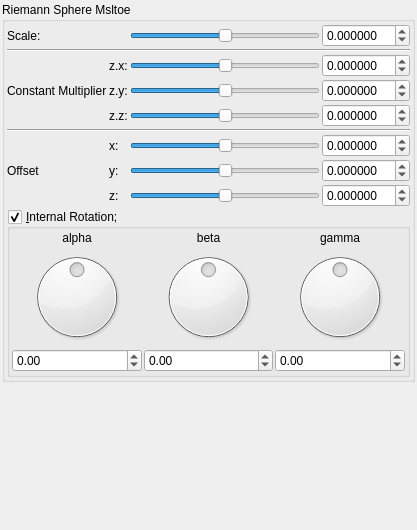
Old version of the form mandelbulber2/qt_data/fractal_riemann_sphere_msltoe.ui in the repository buddhi1980/mandelbulber2.
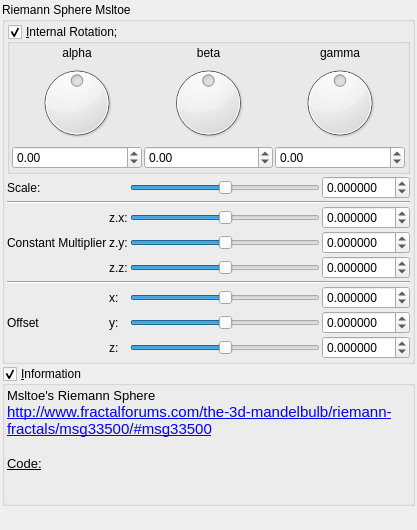
New version of the form. Custom widgets are drawn as their Qt base class.

Commit message:
Updating riemann sphere
still got a problem with it

Diff of the .ui file:
```diff
--- a/mandelbulber2/qt_data/fractal_riemann_sphere_msltoe.ui
+++ b/mandelbulber2/qt_data/fractal_riemann_sphere_msltoe.ui
@@ -61,71 +61,50 @@
         <property name="spacing">
          <number>2</number>
         </property>
-        <item row="3" column="1">
-         <widget class="QLabel" name="label_108">
+        <item row="8" column="4">
+         <widget class="MyDoubleSpinBox" name="spinbox3_transf_addition_constant_y">
+          <property name="sizePolicy">
+           <sizepolicy hsizetype="Minimum" vsizetype="Maximum">
+            <horstretch>0</horstretch>
+            <verstretch>0</verstretch>
+           </sizepolicy>
+          </property>
+          <property name="prefix">
+           <string/>
+          </property>
+          <property name="suffix">
+           <string/>
+          </property>
+          <property name="decimals">
+           <number>6</number>
+          </property>
+          <property name="minimum">
+           <double>-99.989999999999995</double>
+          </property>
+          <property name="maximum">
+           <double>99.989999999999995</double>
+          </property>
+          <property name="singleStep">
+           <double>0.100000000000000</double>
+          </property>
+         </widget>
+        </item>
+        <item row="6" column="1" colspan="4">
+         <widget class="Line" name="line_53">
+          <property name="orientation">
+           <enum>Qt::Horizontal</enum>
+          </property>
+         </widget>
+        </item>
+        <item row="8" column="2">
+         <widget class="QLabel" name="label_113">
           <property name="text">
-           <string>Constant Multiplier</string>
+           <string>y:</string>
           </property>
          </widget>
         </item>
-        <item row="2" column="4">
-         <widget class="MyDoubleSpinBox" name="spinbox3_transf_constant_multiplier_221_x">
-          <property name="sizePolicy">
-           <sizepolicy hsizetype="Minimum" vsizetype="Maximum">
-            <horstretch>0</horstretch>
-            <verstretch>0</verstretch>
-           </sizepolicy>
-          </property>
-          <property name="prefix">
-           <string/>
-          </property>
-          <property name="suffix">
-           <string/>
-          </property>
-          <property name="decimals">
-           <number>6</number>
-          </property>
-          <property name="minimum">
-           <double>-99.989999999999995</double>
-          </property>
-          <property name="maximum">
-           <double>99.989999999999995</double>
-          </property>
-          <property name="singleStep">
-           <double>0.100000000000000</double>
-          </property>
-         </widget>
-        </item>
-        <item row="3" column="4">
-         <widget class="MyDoubleSpinBox" name="spinbox3_transf_constant_multiplier_221_y">
-          <property name="sizePolicy">
-           <sizepolicy hsizetype="Minimum" vsizetype="Maximum">
-            <horstretch>0</horstretch>
-            <verstretch>0</verstretch>
-           </sizepolicy>
-          </property>
-          <property name="prefix">
-           <string/>
-          </property>
-          <property name="suffix">
-           <string/>
-          </property>
-          <property name="decimals">
-           <number>6</number>
-          </property>
-          <property name="minimum">
-           <double>-99.989999999999995</double>
-          </property>
-          <property name="maximum">
-           <double>99.989999999999995</double>
-          </property>
-          <property name="singleStep">
-           <double>0.100000000000000</double>
-          </property>
-         </widget>
-        </item>
-        <item row="4" column="3">
-         <widget class="QSlider" name="slider3_transf_constant_multiplier_221_z">
+        <item row="9" column="3">
+         <widget class="QSlider" name="slider3_transf_addition_constant_z">
           <property name="sizePolicy">
            <sizepolicy hsizetype="Expanding" vsizetype="Maximum">
             <horstretch>0</horstretch>
@@ -133,31 +112,57 @@
            </sizepolicy>
           </property>
           <property name="minimum">
-           <number>-10000000</number>
+           <number>-5000000</number>
           </property>
           <property name="maximum">
-           <number>10000000</number>
+           <number>5000000</number>
           </property>
-          <property name="value">
-           <number>0</number>
+          <property name="singleStep">
+           <number>1</number>
           </property>
-          <property name="sliderPosition">
-           <number>0</number>
+          <property name="orientation">
+           <enum>Qt::Horizontal</enum>
           </property>
+         </widget>
+        </item>
+        <item row="1" column="3">
+         <widget class="QSlider" name="slider_transf_scale">
+          <property name="sizePolicy">
+           <sizepolicy hsizetype="Preferred" vsizetype="Preferred">
+            <horstretch>0</horstretch>
+            <verstretch>0</verstretch>
+           </sizepolicy>
+          </property>
+          <property name="minimum">
+           <number>-5000000</number>
+          </property>
+          <property name="maximum">
+           <number>5000000</number>
+          </property>
+          <property name="singleStep">
+           <number>1</number>
+          </property>
           <property name="orientation">
            <enum>Qt::Horizontal</enum>
           </property>
          </widget>
         </item>
-        <item row="4" column="2">
-         <widget class="QLabel" name="label_111">
+        <item row="7" column="2">
+         <widget class="QLabel" name="label_112">
           <property name="text">
-           <string>z.z:</string>
+           <string>x:</string>
+          </property>
+         </widget>
+        </item>
+        <item row="9" column="2">
+         <widget class="QLabel" name="label_114">
+          <property name="text">
+           <string>z:</string>
           </property>
          </widget>
         </item>
         <item row="4" column="4">
-         <widget class="MyDoubleSpinBox" name="spinbox3_transf_constant_multiplier_221_z">
+         <widget class="MyDoubleSpinBox" name="spinbox3_transf_constant_multiplier_221_y">
           <property name="sizePolicy">
            <sizepolicy hsizetype="Minimum" vsizetype="Maximum">
             <horstretch>0</horstretch>
@@ -184,14 +189,99 @@
           </property>
          </widget>
         </item>
-        <item row="7" column="1">
+        <item row="2" column="1" colspan="4">
+         <widget class="Line" name="line_55">
+          <property name="orientation">
+           <enum>Qt::Horizontal</enum>
+          </property>
+         </widget>
+        </item>
+        <item row="9" column="4">
+         <widget class="MyDoubleSpinBox" name="spinbox3_transf_addition_constant_z">
+          <property name="sizePolicy">
+           <sizepolicy hsizetype="Minimum" vsizetype="Maximum">
+            <horstretch>0</horstretch>
+            <verstretch>0</verstretch>
+           </sizepolicy>
+          </property>
+          <property name="prefix">
+           <string/>
+          </property>
+          <property name="suffix">
+           <string/>
+          </property>
+          <property name="decimals">
+           <number>6</number>
+          </property>
+          <property name="minimum">
+           <double>-99.989999999999995</double>
+          </property>
+          <property name="maximum">
+           <double>99.989999999999995</double>
+          </property>
+          <property name="singleStep">
+           <double>0.100000000000000</double>
+          </property>
+         </widget>
+        </item>
+        <item row="8" column="1">
          <widget class="QLabel" name="label_255">
           <property name="text">
            <string>Offset</string>
           </property>
          </widget>
         </item>
-        <item row="0" column="4">
+        <item row="3" column="3">
+         <widget class="QSlider" name="slider3_transf_constant_multiplier_221_x">
+          <property name="sizePolicy">
+           <sizepolicy hsizetype="Expanding" vsizetype="Maximum">
+            <horstretch>0</horstretch>
+            <verstretch>0</verstretch>
+           </sizepolicy>
+          </property>
+          <property name="minimum">
+           <number>-10000000</number>
+          </property>
+          <property name="maximum">
+           <number>10000000</number>
+          </property>
+          <property name="value">
+           <number>0</number>
+          </property>
+          <property name="sliderPosition">
+           <number>0</number>
+          </property>
+          <property name="orientation">
+           <enum>Qt::Horizontal</enum>
+          </property>
+         </widget>
+        </item>
+        <item row="5" column="3">
+         <widget class="QSlider" name="slider3_transf_constant_multiplier_221_z">
+          <property name="sizePolicy">
+           <sizepolicy hsizetype="Expanding" vsizetype="Maximum">
+            <horstretch>0</horstretch>
+            <verstretch>0</verstretch>
+           </sizepolicy>
+          </property>
+          <property name="minimum">
+           <number>-10000000</number>
+          </property>
+          <property name="maximum">
+           <number>10000000</number>
+          </property>
+          <property name="value">
+           <number>0</number>
+          </property>
+          <property name="sliderPosition">
+           <number>0</number>
+          </property>
+          <property name="orientation">
+           <enum>Qt::Horizontal</enum>
+          </property>
+         </widget>
+        </item>
+        <item row="1" column="4">
          <widget class="MyDoubleSpinBox" name="spinbox_transf_scale">
           <property name="sizePolicy">
            <sizepolicy hsizetype="Minimum" vsizetype="Maximum">
@@ -219,16 +309,135 @@
           </property>
          </widget>
         </item>
-        <item row="8" column="1">
-         <widget class="QLabel" name="label_257">
+        <item row="7" column="3">
+         <widget class="QSlider" name="slider3_transf_addition_constant_x">
+          <property name="sizePolicy">
+           <sizepolicy hsizetype="Preferred" vsizetype="Preferred">
+            <horstretch>0</horstretch>
+            <verstretch>0</verstretch>
+           </sizepolicy>
+          </property>
+          <property name="minimum">
+           <number>-5000000</number>
+          </property>
+          <property name="maximum">
+           <number>5000000</number>
+          </property>
+          <property name="singleStep">
+           <number>1</number>
+          </property>
+          <property name="orientation">
+           <enum>Qt::Horizontal</enum>
+          </property>
+         </widget>
+        </item>
+        <item row="1" column="1">
+         <widget class="QLabel" name="label_251">
           <property name="text">
+           <string>Scale:</string>
+          </property>
+         </widget>
+        </item>
+        <item row="8" column="3">
+         <widget class="QSlider" name="slider3_transf_addition_constant_y">
+          <property name="sizePolicy">
+           <sizepolicy hsizetype="Expanding" vsizetype="Maximum">
+            <horstretch>0</horstretch>
+            <verstretch>0</verstretch>
+           </sizepolicy>
+          </property>
+          <property name="minimum">
+           <number>-5000000</number>
+          </property>
+          <property name="maximum">
+           <number>5000000</number>
+          </property>
+          <property name="singleStep">
+           <number>1</number>
+          </property>
+          <property name="orientation">
+           <enum>Qt::Horizontal</enum>
+          </property>
+         </widget>
+        </item>
+        <item row="3" column="2">
+         <widget class="QLabel" name="label_109">
+          <property name="text">
+           <string>z.x:</string>
+          </property>
+         </widget>
+        </item>
+        <item row="3" column="4">
+         <widget class="MyDoubleSpinBox" name="spinbox3_transf_constant_multiplier_221_x">
+          <property name="sizePolicy">
+           <sizepolicy hsizetype="Minimum" vsizetype="Maximum">
+            <horstretch>0</horstretch>
+            <verstretch>0</verstretch>
+           </sizepolicy>
+          </property>
+          <property name="prefix">
            <string/>
           </property>
+          <property name="suffix">
+           <string/>
+          </property>
+          <property name="decimals">
+           <number>6</number>
+          </property>
+          <property name="minimum">
+           <double>-99.989999999999995</double>
+          </property>
+          <property name="maximum">
+           <double>99.989999999999995</double>
+          </property>
+          <property name="singleStep">
+           <double>0.100000000000000</double>
+          </property>
          </widget>
         </item>
-        <item row="9" column="1" colspan="4">
-         <layout class="QGridLayout" name="gridLayout_2">
-          <item row="0" column="0">
+        <item row="4" column="1">
+         <widget class="QLabel" name="label_108">
+          <property name="text">
+           <string>Constant Multiplier</string>
+          </property>
+         </widget>
+        </item>
+        <item row="5" column="2">
+         <widget class="QLabel" name="label_111">
+          <property name="text">
+           <string>z.z:</string>
+          </property>
+         </widget>
+        </item>
+        <item row="7" column="4">
+         <widget class="MyDoubleSpinBox" name="spinbox3_transf_addition_constant_x">
+          <property name="sizePolicy">
+           <sizepolicy hsizetype="Minimum" vsizetype="Maximum">
+            <horstretch>0</horstretch>
+            <verstretch>0</verstretch>
+           </sizepolicy>
+          </property>
+          <property name="prefix">
+           <string/>
+          </property>
+          <property name="suffix">
+           <string/>
+          </property>
+          <property name="decimals">
+           <number>6</number>
+          </property>
+          <property name="minimum">
+           <double>-99.989999999999995</double>
+          </property>
+          <property name="maximum">
+           <double>99.989999999999995</double>
+          </property>
+          <property name="singleStep">
+           <double>0.100000000000000</double>
+          </property>
+         </widget>
+        </item>
+        <item row="0" column="1" colspan="4">
            <widget class="MyGroupBox" name="groupCheck_transf_rotation_enabled">
             <property name="title">
              <string>&amp;Internal Rotation; </string>
@@ -415,189 +624,8 @@
             </layout>
            </widget>
           </item>
-         </layout>
-        </item>
-        <item row="7" column="4">
-         <widget class="MyDoubleSpinBox" name="spinbox3_transf_addition_constant_y">
-          <property name="sizePolicy">
-           <sizepolicy hsizetype="Minimum" vsizetype="Maximum">
-            <horstretch>0</horstretch>
-            <verstretch>0</verstretch>
-           </sizepolicy>
-          </property>
-          <property name="prefix">
-           <string/>
-          </property>
-          <property name="suffix">
-           <string/>
-          </property>
-          <property name="decimals">
-           <number>6</number>
-          </property>
-          <property name="minimum">
-           <double>-99.989999999999995</double>
-          </property>
-          <property name="maximum">
-           <double>99.989999999999995</double>
-          </property>
-          <property name="singleStep">
-           <double>0.100000000000000</double>
-          </property>
-         </widget>
-        </item>
-        <item row="6" column="4">
-         <widget class="MyDoubleSpinBox" name="spinbox3_transf_addition_constant_x">
-          <property name="sizePolicy">
-           <sizepolicy hsizetype="Minimum" vsizetype="Maximum">
-            <horstretch>0</horstretch>
-            <verstretch>0</verstretch>
-           </sizepolicy>
-          </property>
-          <property name="prefix">
-           <string/>
-          </property>
-          <property name="suffix">
-           <string/>
-          </property>
-          <property name="decimals">
-           <number>6</number>
-          </property>
-          <property name="minimum">
-           <double>-99.989999999999995</double>
-          </property>
-          <property name="maximum">
-           <double>99.989999999999995</double>
-          </property>
-          <property name="singleStep">
-           <double>0.100000000000000</double>
-          </property>
-         </widget>
-        </item>
-        <item row="0" column="1">
-         <widget class="QLabel" name="label_251">
-          <property name="text">
-           <string>Scale:</string>
-          </property>
-         </widget>
-        </item>
-        <item row="7" column="3">
-         <widget class="QSlider" name="slider3_transf_addition_constant_y">
-          <property name="sizePolicy">
-           <sizepolicy hsizetype="Expanding" vsizetype="Maximum">
-            <horstretch>0</horstretch>
-            <verstretch>0</verstretch>
-           </sizepolicy>
-          </property>
-          <property name="minimum">
-           <number>-5000000</number>
-          </property>
-          <property name="maximum">
-           <number>5000000</number>
-          </property>
-          <property name="singleStep">
-           <number>1</number>
-          </property>
-          <property name="orientation">
-           <enum>Qt::Horizontal</enum>
-          </property>
-         </widget>
-        </item>
-        <item row="0" column="3">
-         <widget class="QSlider" name="slider_transf_scale">
-          <property name="sizePolicy">
-           <sizepolicy hsizetype="Preferred" vsizetype="Preferred">
-            <horstretch>0</horstretch>
-            <verstretch>0</verstretch>
-           </sizepolicy>
-          </property>
-          <property name="minimum">
-           <number>-5000000</number>
-          </property>
-          <property name="maximum">
-           <number>5000000</number>
-          </property>
-          <property name="singleStep">
-           <number>1</number>
-          </property>
-          <property name="orientation">
-           <enum>Qt::Horizontal</enum>
-          </property>
-         </widget>
-        </item>
-        <item row="8" column="4">
-         <widget class="MyDoubleSpinBox" name="spinbox3_transf_addition_constant_z">
-          <property name="sizePolicy">
-           <sizepolicy hsizetype="Minimum" vsizetype="Maximum">
-            <horstretch>0</horstretch>
-            <verstretch>0</verstretch>
-           </sizepolicy>
-          </property>
-          <property name="prefix">
-           <string/>
-          </property>
-          <property name="suffix">
-           <string/>
-          </property>
-          <property name="decimals">
-           <number>6</number>
-          </property>
-          <property name="minimum">
-           <double>-99.989999999999995</double>
-          </property>
-          <property name="maximum">
-           <double>99.989999999999995</double>
-          </property>
-          <property name="singleStep">
-           <double>0.100000000000000</double>
-          </property>
-         </widget>
-        </item>
-        <item row="6" column="3">
-         <widget class="QSlider" name="slider3_transf_addition_constant_x">
-          <property name="sizePolicy">
-           <sizepolicy hsizetype="Preferred" vsizetype="Preferred">
-            <horstretch>0</horstretch>
-            <verstretch>0</verstretch>
-           </sizepolicy>
-          </property>
-          <property name="minimum">
-           <number>-5000000</number>
-          </property>
-          <property name="maximum">
-           <number>5000000</number>
-          </property>
-          <property name="singleStep">
-           <number>1</number>
-          </property>
-          <property name="orientation">
-           <enum>Qt::Horizontal</enum>
-          </property>
-         </widget>
-        </item>
-        <item row="8" column="3">
-         <widget class="QSlider" name="slider3_transf_addition_constant_z">
-          <property name="sizePolicy">
-           <sizepolicy hsizetype="Expanding" vsizetype="Maximum">
-            <horstretch>0</horstretch>
-            <verstretch>0</verstretch>
-           </sizepolicy>
-          </property>
-          <property name="minimum">
-           <number>-5000000</number>
-          </property>
-          <property name="maximum">
-           <number>5000000</number>
-          </property>
-          <property name="singleStep">
-           <number>1</number>
-          </property>
-          <property name="orientation">
-           <enum>Qt::Horizontal</enum>
-          </property>
-         </widget>
-        </item>
-        <item row="2" column="3">
-         <widget class="QSlider" name="slider3_transf_constant_multiplier_221_x">
+        <item row="4" column="3">
+         <widget class="QSlider" name="slider3_transf_constant_multiplier_221_y">
           <property name="sizePolicy">
            <sizepolicy hsizetype="Expanding" vsizetype="Maximum">
             <horstretch>0</horstretch>
@@ -621,81 +649,91 @@
           </property>
          </widget>
         </item>
-        <item row="3" column="2">
+        <item row="5" column="4">
+         <widget class="MyDoubleSpinBox" name="spinbox3_transf_constant_multiplier_221_z">
+          <property name="sizePolicy">
+           <sizepolicy hsizetype="Minimum" vsizetype="Maximum">
+            <horstretch>0</horstretch>
+            <verstretch>0</verstretch>
+           </sizepolicy>
+          </property>
+          <property name="prefix">
+           <string/>
+          </property>
+          <property name="suffix">
+           <string/>
+          </property>
+          <property name="decimals">
+           <number>6</number>
+          </property>
+          <property name="minimum">
+           <double>-99.989999999999995</double>
+          </property>
+          <property name="maximum">
+           <double>99.989999999999995</double>
+          </property>
+          <property name="singleStep">
+           <double>0.100000000000000</double>
+          </property>
+         </widget>
+        </item>
+        <item row="4" column="2">
          <widget class="QLabel" name="label_110">
           <property name="text">
            <string>z.y:</string>
           </property>
          </widget>
         </item>
-        <item row="2" column="2">
-         <widget class="QLabel" name="label_109">
-          <property name="text">
-           <string>z.x:</string>
-          </property>
-         </widget>
-        </item>
-        <item row="3" column="3">
-         <widget class="QSlider" name="slider3_transf_constant_multiplier_221_y">
-          <property name="sizePolicy">
-           <sizepolicy hsizetype="Expanding" vsizetype="Maximum">
-            <horstretch>0</horstretch>
-            <verstretch>0</verstretch>
-           </sizepolicy>
-          </property>
-          <property name="minimum">
-           <number>-10000000</number>
-          </property>
-          <property name="maximum">
-           <number>10000000</number>
-          </property>
-          <property name="value">
-           <number>0</number>
-          </property>
-          <property name="sliderPosition">
-           <number>0</number>
-          </property>
-          <property name="orientation">
-           <enum>Qt::Horizontal</enum>
-          </property>
-         </widget>
-        </item>
-        <item row="1" column="1" colspan="4">
-         <widget class="Line" name="line_55">
-          <property name="orientation">
-           <enum>Qt::Horizontal</enum>
-          </property>
-         </widget>
-        </item>
-        <item row="6" column="2">
-         <widget class="QLabel" name="label_112">
-          <property name="text">
-           <string>x:</string>
-          </property>
-         </widget>
-        </item>
-        <item row="7" column="2">
-         <widget class="QLabel" name="label_113">
+       </layout>
+      </item>
+     </layout>
+    </widget>
+   </item>
+   <item>
+    <widget class="MyGroupBox" name="groupCheck_info">
+     <property name="title">
+      <string>&amp;Information</string>
+     </property>
+     <property name="flat">
+      <bool>false</bool>
+     </property>
+     <property name="checkable">
+      <bool>true</bool>
+     </property>
+     <layout class="QVBoxLayout" name="verticalLayout_2">
+      <property name="spacing">
+       <number>2</number>
+      </property>
+      <property name="leftMargin">
+       <number>2</number>
+      </property>
+      <property name="topMargin">
+       <number>2</number>
+      </property>
+      <property name="rightMargin">
+       <number>2</number>
+      </property>
+      <property name="bottomMargin">
+       <number>2</number>
+      </property>
+      <item>
+       <widget class="QLabel" name="label_4">
           <property name="text">
-           <string>y:</string>
-          </property>
-         </widget>
-        </item>
-        <item row="8" column="2">
-         <widget class="QLabel" name="label_114">
-          <property name="text">
-           <string>z:</string>
-          </property>
-         </widget>
-        </item>
-        <item row="5" column="1" colspan="4">
-         <widget class="Line" name="line_53">
-          <property name="orientation">
-           <enum>Qt::Horizontal</enum>
-          </property>
-         </widget>
-        </item>
-       </layout>
+         <string>&lt;!DOCTYPE HTML PUBLIC &quot;-//W3C//DTD HTML 4.0//EN&quot; &quot;http://www.w3.org/TR/REC-html40/strict.dtd&quot;&gt;
+&lt;html&gt;&lt;head&gt;&lt;meta name=&quot;qrichtext&quot; content=&quot;1&quot; /&gt;&lt;style type=&quot;text/css&quot;&gt;
+p, li { white-space: pre-wrap; }
+&lt;/style&gt;&lt;/head&gt;&lt;body style=&quot; font-family:'Ubuntu'; font-size:11pt; font-weight:400; font-style:normal;&quot;&gt;
+&lt;p style=&quot; margin-top:0px; margin-bottom:0px; margin-left:0px; margin-right:0px; -qt-block-indent:0; text-indent:0px;&quot;&gt;&lt;span style=&quot; font-family:'Apolonia Nova Lekka OT'; font-size:10pt; font-weight:200;&quot;&gt;Msltoe's Riemann Sphere &lt;/span&gt;&lt;/p&gt;
+&lt;p style=&quot; margin-top:0px; margin-bottom:0px; margin-left:0px; margin-right:0px; -qt-block-indent:0; text-indent:0px;&quot;&gt;&lt;a href=&quot;http://www.fractalforums.com/the-3d-mandelbulb/riemann-fractals/msg33500/#msg33500&quot;&gt;&lt;span style=&quot; text-decoration: underline; color:#0000ff;&quot;&gt;http://www.fractalforums.com/the-3d-mandelbulb/riemann-fractals/msg33500/#msg33500&lt;/span&gt;&lt;/a&gt;&lt;/p&gt;
+&lt;p style=&quot;-qt-paragraph-type:empty; margin-top:0px; margin-bottom:0px; margin-left:0px; margin-right:0px; -qt-block-indent:0; text-indent:0px; text-decoration: underline; color:#0000ff;&quot;&gt;&lt;br /&gt;&lt;/p&gt;
+&lt;p style=&quot; margin-top:0px; margin-bottom:0px; margin-left:0px; margin-right:0px; -qt-block-indent:0; text-indent:0px;&quot;&gt;&lt;span style=&quot; font-family:'Apolonia Nova Lekka OT'; font-size:10pt; font-weight:200; text-decoration: underline;&quot;&gt;Code:&lt;/span&gt;&lt;/p&gt;
+&lt;p style=&quot;-qt-paragraph-type:empty; margin-top:0px; margin-bottom:0px; margin-left:0px; margin-right:0px; -qt-block-indent:0; text-indent:0px; font-family:'Apolonia Nova Lekka OT'; font-size:10pt; font-weight:200; text-decoration: underline;&quot;&gt;&lt;br /&gt;&lt;/p&gt;
+&lt;p style=&quot;-qt-paragraph-type:empty; margin-top:0px; margin-bottom:0px; margin-left:0px; margin-right:0px; -qt-block-indent:0; text-indent:0px; font-family:'Apolonia Nova Lekka OT'; font-size:10pt; font-weight:200;&quot;&gt;&lt;br /&gt;&lt;/p&gt;&lt;/body&gt;&lt;/html&gt;</string>
+        </property>
+        <property name="wordWrap">
+         <bool>true</bool>
+        </property>
+       </widget>
       </item>
      </layout>
     </widget>
```
Lines whose indentation alone changed are shown as unchanged. The commit also changes 3 other files.
